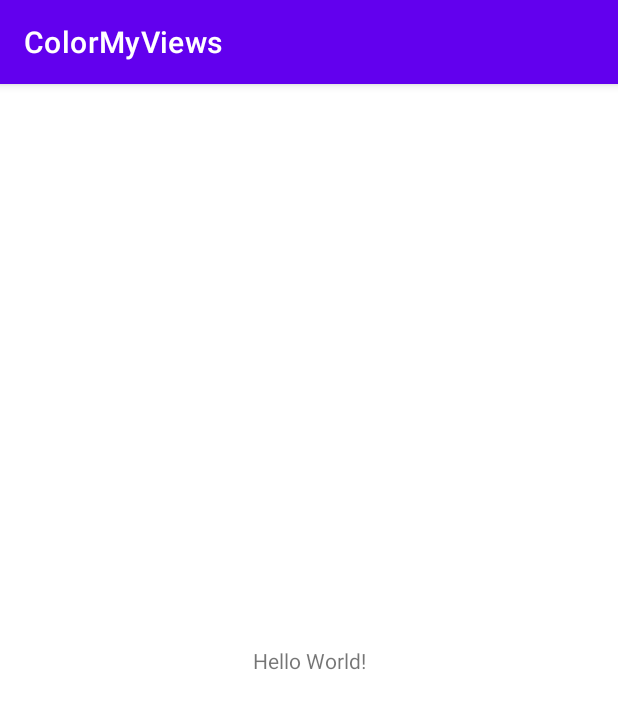
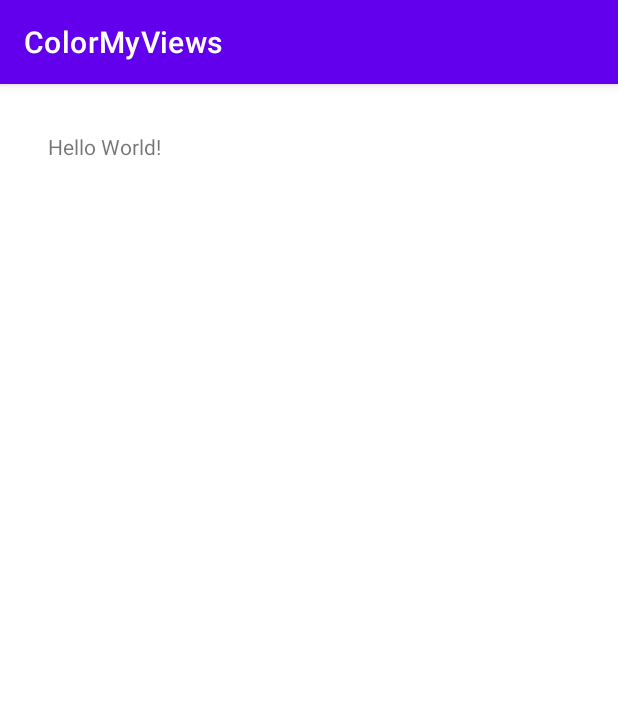
Before and after one commit to bhamrickatmills/ColorMyViews, an Android app: the screen it shows after launch (MainActivity), on a phone screen of 412 x 824 dp. Shown: the top 709 px of the screen. Run offline under Robolectric (Android 15) with nearby library versions, the phone set to English and light mode, and no system bars.

Commit message:
Add margins extract resource

```diff
--- a/app/src/main/res/layout/activity_main.xml
+++ b/app/src/main/res/layout/activity_main.xml
@@ -4,15 +4,18 @@
     xmlns:tools="http://schemas.android.com/tools"
     android:layout_width="match_parent"
     android:layout_height="match_parent"
+    android:layout_margin="16dp"
     tools:context=".MainActivity">
 
     <TextView
-        android:layout_width="wrap_content"
+        android:layout_width="0dp"
         android:layout_height="wrap_content"
+        android:layout_marginLeft="@dimen/margin_wide"
+        android:layout_marginTop="@dimen/margin_wide"
         android:text="Hello World!"
-        app:layout_constraintBottom_toBottomOf="parent"
         app:layout_constraintLeft_toLeftOf="parent"
         app:layout_constraintRight_toRightOf="parent"
-        app:layout_constraintTop_toTopOf="parent" />
+        app:layout_constraintTop_toTopOf="parent"
+        android:layout_marginStart="@dimen/margin_wide" />
 
 </androidx.constraintlayout.widget.ConstraintLayout>
--- /dev/null
+++ b/app/src/main/res/values/dimens.xml
@@ -0,0 +1,4 @@
+<?xml version="1.0" encoding="utf-8"?>
+<resources>
+    <dimen name="margin_wide">16dp</dimen>
+</resources>
```
